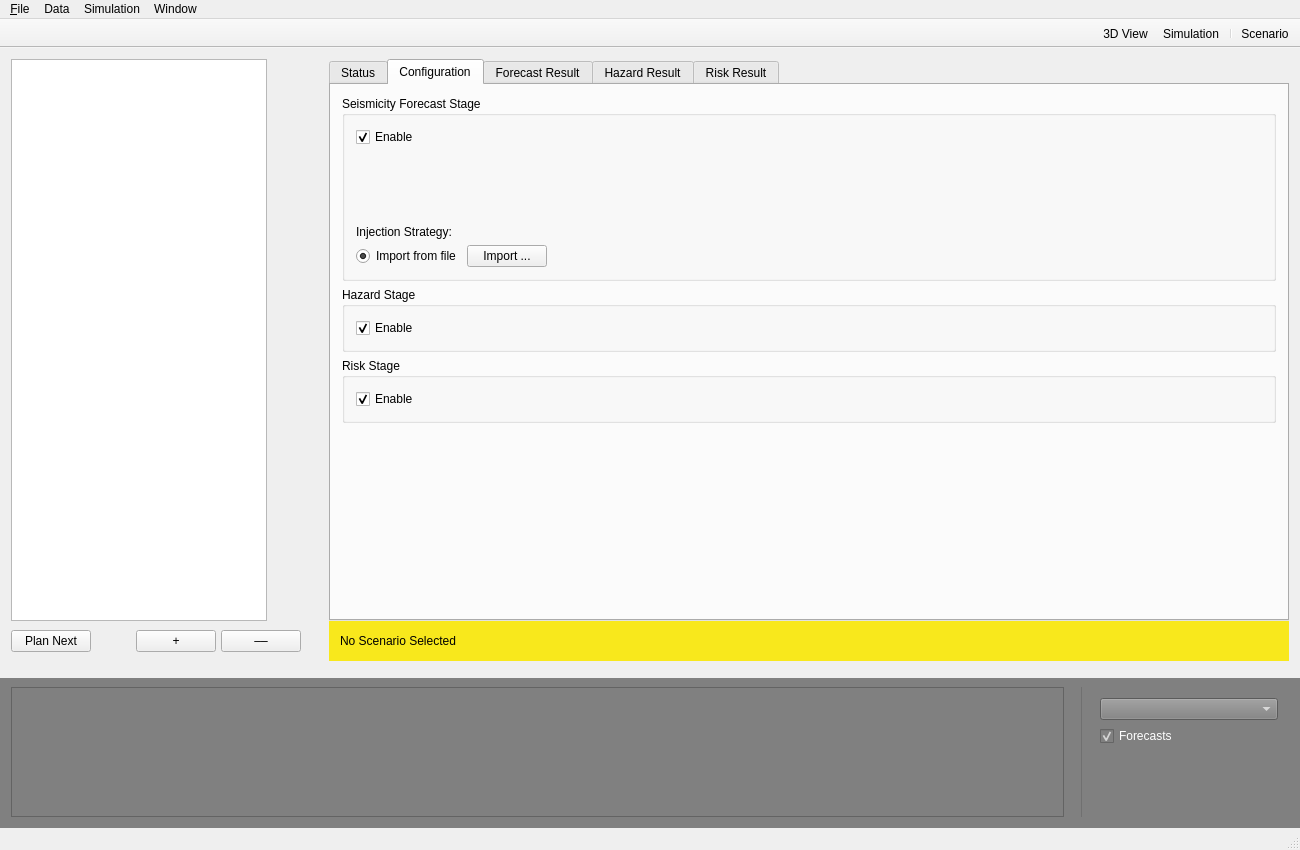
Qt form RAMSIS/ui/views/mainwindow.ui (swiss-seismological-service/hermes) before a commit.
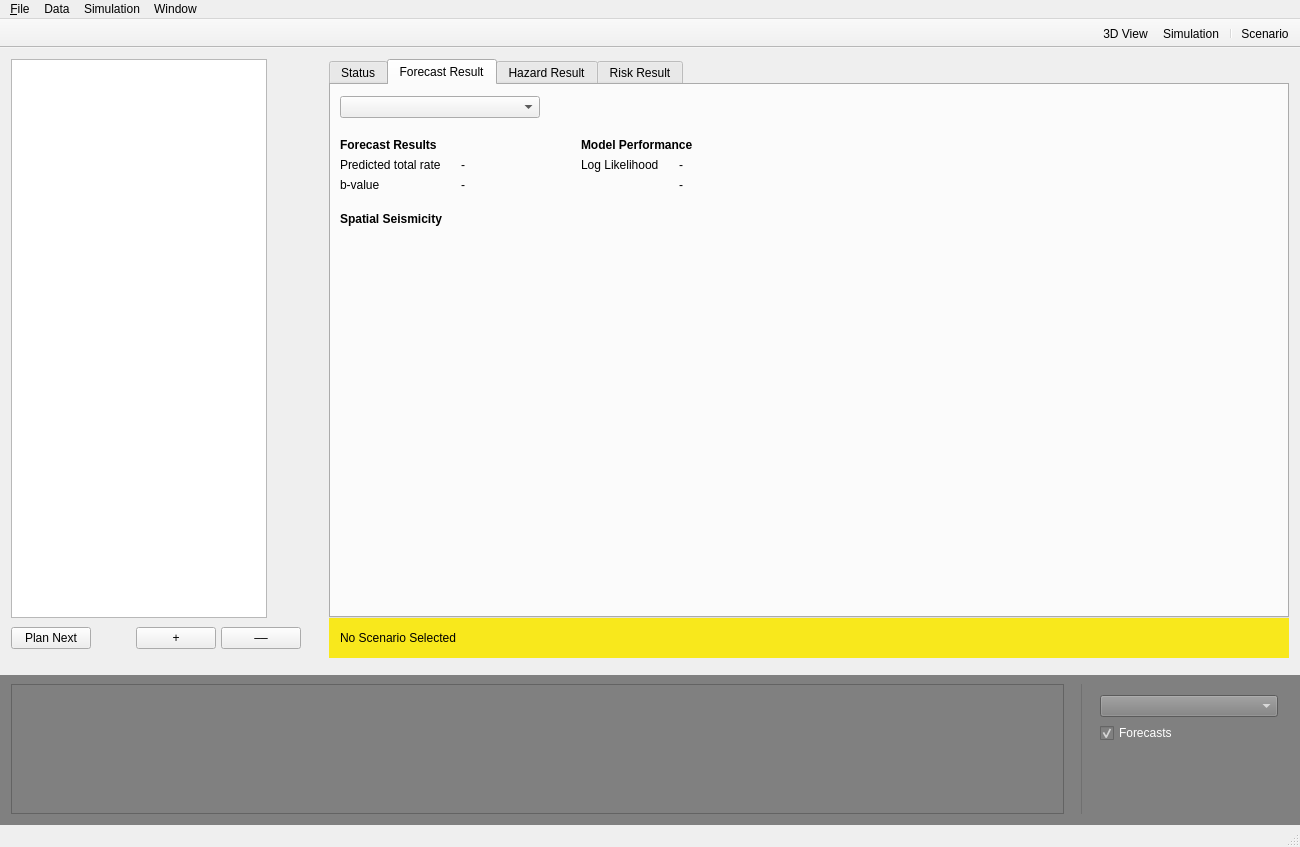
The same form after that commit. Icons and pictures are not drawn. Custom widgets are drawn as their Qt base class.

Commit message:
[ENH] Add configurable forecast scenario
Provide a new dialog in order to configure a fully featured scenario
(including well, reservoir geometry and stages). Preconfigure the
dialog using a default scenario. When accepting, the dialog operates
directly on the scenario passed and sets attributes accordingly.
Though, it is up to the dialog's client what's happening next (i.e. if
the scenario is saved/updated etc.).

Still there are some TODOs left over:
  - forecast scenario parameter validation (reservoir geometry,
    injection well plan)

Patch:
```diff
--- a/RAMSIS/ui/views/mainwindow.ui
+++ b/RAMSIS/ui/views/mainwindow.ui
@@ -7,7 +7,7 @@
     <x>0</x>
     <y>0</y>
     <width>1300</width>
-    <height>850</height>
+    <height>847</height>
    </rect>
   </property>
   <property name="minimumSize">
@@ -237,158 +237,6 @@
            </item>
           </layout>
          </widget>
-         <widget class="QWidget" name="inputTab">
-          <attribute name="title">
-           <string>Configuration</string>
-          </attribute>
-          <layout class="QGridLayout" name="gridLayout_2">
-           <item row="0" column="0">
-            <layout class="QVBoxLayout" name="verticalLayout_2">
-             <item>
-              <widget class="QGroupBox" name="groupBox">
-               <property name="title">
-                <string>Seismicity Forecast Stage</string>
-               </property>
-               <property name="checkable">
-                <bool>false</bool>
-               </property>
-               <layout class="QGridLayout" name="gridLayout_3">
-                <item row="3" column="1">
-                 <widget class="QPushButton" name="injectionStrategyImportFromFilePushButton">
-                  <property name="enabled">
-                   <bool>true</bool>
-                  </property>
-                  <property name="text">
-                   <string>Import ...</string>
-                  </property>
-                  <property name="checkable">
-                   <bool>false</bool>
-                  </property>
-                 </widget>
-                </item>
-                <item row="0" column="0">
-                 <widget class="QCheckBox" name="fcStageEnable">
-                  <property name="text">
-                   <string>Enable</string>
-                  </property>
-                  <property name="checked">
-                   <bool>true</bool>
-                  </property>
-                 </widget>
-                </item>
-                <item row="2" column="0">
-                 <widget class="QLabel" name="injectionStrategyLabel">
-                  <property name="text">
-                   <string>Injection Strategy:</string>
-                  </property>
-                 </widget>
-                </item>
-                <item row="1" column="0">
-                 <spacer name="verticalSpacer_3">
-                  <property name="orientation">
-                   <enum>Qt::Vertical</enum>
-                  </property>
-                  <property name="sizeHint" stdset="0">
-                   <size>
-                    <width>20</width>
-                    <height>40</height>
-                   </size>
-                  </property>
-                 </spacer>
-                </item>
-                <item row="3" column="0">
-                 <widget class="QRadioButton" name="injectionStrategyRadioButton1">
-                  <property name="enabled">
-                   <bool>true</bool>
-                  </property>
-                  <property name="text">
-                   <string>Import from file</string>
-                  </property>
-                  <property name="checked">
-                   <bool>true</bool>
-                  </property>
-                 </widget>
-                </item>
-                <item row="3" column="2">
-                 <spacer name="horizontalSpacer_3">
-                  <property name="orientation">
-                   <enum>Qt::Horizontal</enum>
-                  </property>
-                  <property name="sizeHint" stdset="0">
-                   <size>
-                    <width>0</width>
-                    <height>0</height>
-                   </size>
-                  </property>
-                 </spacer>
-                </item>
-               </layout>
-              </widget>
-             </item>
-             <item>
-              <widget class="QGroupBox" name="groupBox_3">
-               <property name="title">
-                <string>Hazard Stage</string>
-               </property>
-               <property name="checkable">
-                <bool>false</bool>
-               </property>
-               <layout class="QGridLayout" name="gridLayout_4">
-                <item row="0" column="0">
-                 <widget class="QCheckBox" name="hazardStageEnable">
-                  <property name="text">
-                   <string>Enable</string>
-                  </property>
-                  <property name="checked">
-                   <bool>true</bool>
-                  </property>
-                 </widget>
-                </item>
-               </layout>
-              </widget>
-             </item>
-             <item>
-              <widget class="QGroupBox" name="groupBox_4">
-               <property name="title">
-                <string>Risk Stage</string>
-               </property>
-               <property name="checkable">
-                <bool>false</bool>
-               </property>
-               <layout class="QGridLayout" name="gridLayout_8">
-                <item row="0" column="0">
-                 <widget class="QCheckBox" name="riskStageEnable">
-                  <property name="text">
-                   <string>Enable</string>
-                  </property>
-                  <property name="checked">
-                   <bool>true</bool>
-                  </property>
-                 </widget>
-                </item>
-               </layout>
-              </widget>
-             </item>
-             <item>
-              <layout class="QHBoxLayout" name="horizontalLayout"/>
-             </item>
-             <item>
-              <spacer name="verticalSpacer">
-               <property name="orientation">
-                <enum>Qt::Vertical</enum>
-               </property>
-               <property name="sizeHint" stdset="0">
-                <size>
-                 <width>20</width>
-                 <height>40</height>
-                </size>
-               </property>
-              </spacer>
-             </item>
-            </layout>
-           </item>
-          </layout>
-         </widget>
          <widget class="QWidget" name="seismicity">
           <attribute name="title">
            <string>Forecast Result</string>
```
Left out of the diff: 50 changed lines with no effect on the pictures. The commit also changes 8 other files.
